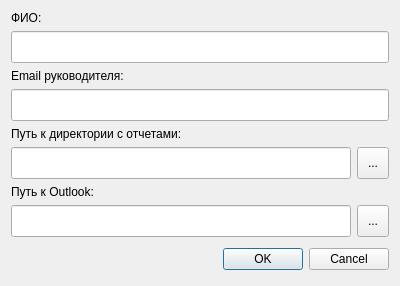
molotov-dmitry/work-report, file dialogsettingsedit.ui: the form before one commit.
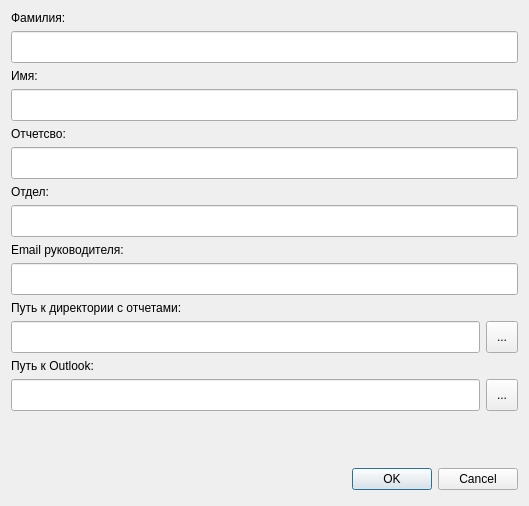
The form after the commit.

Commit message: Repalced surname with initials with full name and department name.

Diff of the .ui file:
```diff
--- a/dialogsettingsedit.ui
+++ b/dialogsettingsedit.ui
@@ -6,8 +6,8 @@
    <rect>
     <x>0</x>
     <y>0</y>
-    <width>400</width>
-    <height>286</height>
+    <width>529</width>
+    <height>506</height>
    </rect>
   </property>
   <property name="windowTitle">
@@ -17,7 +17,7 @@
    <item>
     <widget class="QLabel" name="label_2">
      <property name="text">
-      <string>ФИО:</string>
+      <string>Фамилия:</string>
      </property>
      <property name="alignment">
       <set>Qt::AlignBottom|Qt::AlignLeading|Qt::AlignLeft</set>
@@ -25,7 +25,58 @@
     </widget>
    </item>
    <item>
-    <widget class="QLineEdit" name="editName">
+    <widget class="QLineEdit" name="editSurname">
+     <property name="minimumSize">
+      <size>
+       <width>32</width>
+       <height>32</height>
+      </size>
+     </property>
+    </widget>
+   </item>
+   <item>
+    <widget class="QLabel" name="label_5">
+     <property name="text">
+      <string>Имя:</string>
+     </property>
+    </widget>
+   </item>
+   <item>
+    <widget class="QLineEdit" name="editFirstName">
+     <property name="minimumSize">
+      <size>
+       <width>32</width>
+       <height>32</height>
+      </size>
+     </property>
+    </widget>
+   </item>
+   <item>
+    <widget class="QLabel" name="label_6">
+     <property name="text">
+      <string>Отчетсво:</string>
+     </property>
+    </widget>
+   </item>
+   <item>
+    <widget class="QLineEdit" name="editLastName">
+     <property name="minimumSize">
+      <size>
+       <width>32</width>
+       <height>32</height>
+      </size>
+     </property>
+    </widget>
+   </item>
+   <item>
+    <widget class="QLabel" name="label_7">
+     <property name="text">
+      <string>Отдел:</string>
+     </property>
+    </widget>
+   </item>
+   <item>
+    <widget class="QLineEdit" name="editDepartment">
      <property name="minimumSize">
       <size>
        <width>32</width>
```
The commit also changes 5 other files.
